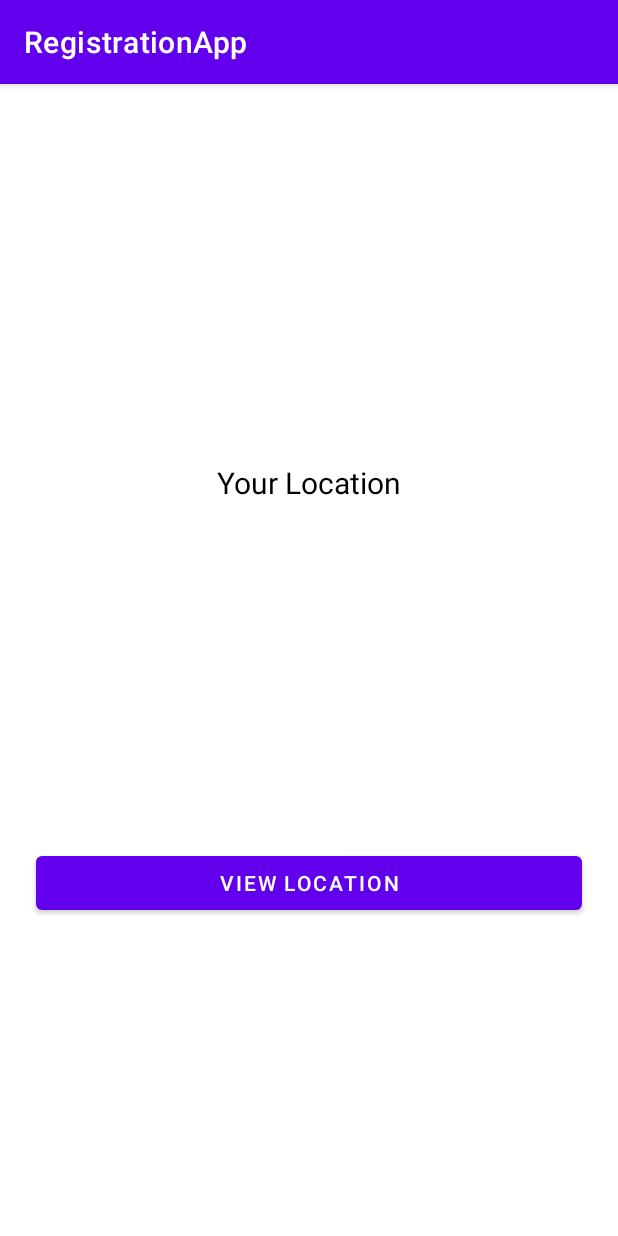
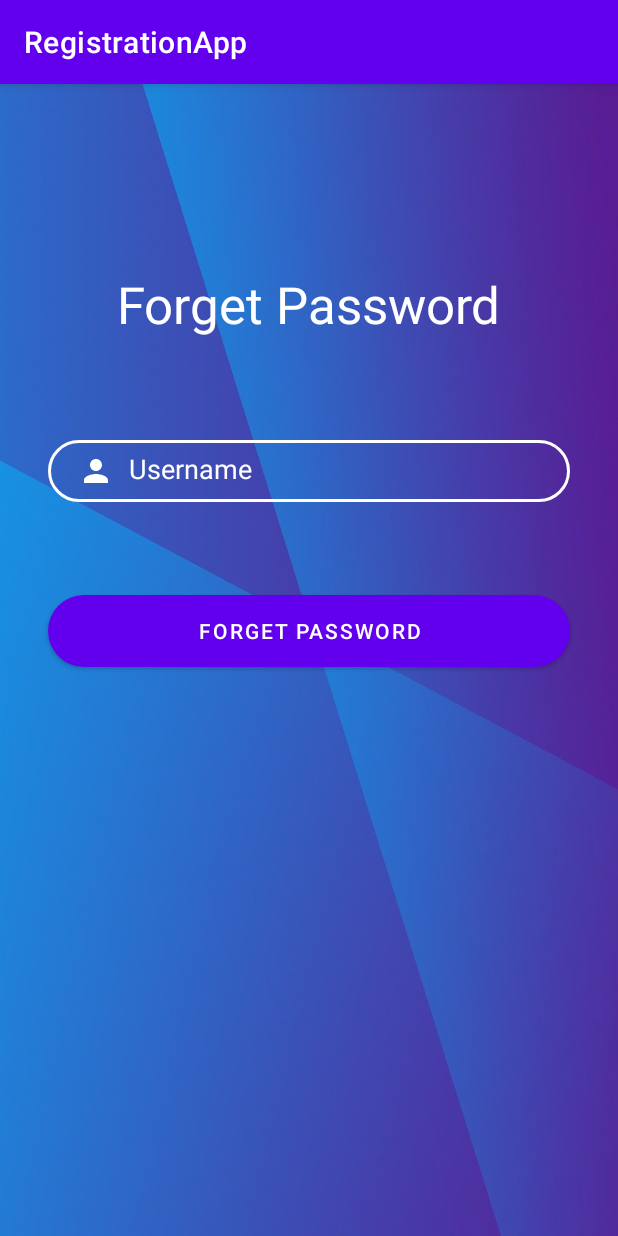
Before and after one commit to SanketGawande27/RegistrationApp, an Android app: the screen it shows after launch (LocationActivity before the commit, ForgetPasswordActivity after it), after a tap on "Forget Password ?", on a phone screen of 412 x 824 dp. Run offline under Robolectric (Android 15) with nearby library versions, the phone set to English and light mode, and no system bars; our stand-ins replace Firebase (no records; nobody signed in at launch, a user with empty details on screens opened directly).

Commit message:
added firebase authentcation for ligin and registration, remove sqlLite db code, added forgetPassword implmenation

```diff
--- a/app/build.gradle
+++ b/app/build.gradle
@@ -1,5 +1,6 @@
 plugins {
     id 'com.android.application'
+    id 'com.google.gms.google-services'
 }
 
 android {
@@ -34,6 +35,7 @@ dependencies {
     implementation 'com.google.android.material:material:1.9.0'
     implementation 'com.google.android.gms:play-services-location:21.0.1'
     implementation 'androidx.constraintlayout:constraintlayout:2.1.4'
+    implementation 'com.google.firebase:firebase-auth:21.1.0'
     testImplementation 'junit:junit:4.13.2'
     androidTestImplementation 'androidx.test.ext:junit:1.1.5'
     androidTestImplementation 'androidx.test.espresso:espresso-core:3.5.1'
--- a/app/src/main/AndroidManifest.xml
+++ b/app/src/main/AndroidManifest.xml
@@ -17,6 +17,9 @@
         android:supportsRtl="true"
         android:theme="@style/Theme.RegistrationApp"
         tools:targetApi="31">
+        <activity
+            android:name=".ForgetPasswordActivity"
+            android:exported="false" />
         <activity
             android:name=".LocationActivity"
             android:exported="false" />
--- /dev/null
+++ b/app/src/main/java/com/example/registrationapp/ForgetPasswordActivity.java
@@ -0,0 +1,65 @@
+package com.example.registrationapp;
+
+import androidx.annotation.NonNull;
+import androidx.appcompat.app.AppCompatActivity;
+
+import android.content.Intent;
+import android.os.Bundle;
+import android.view.View;
+import android.widget.Button;
+import android.widget.EditText;
+import android.widget.TextView;
+import android.widget.Toast;
+
+import com.google.android.gms.tasks.OnCompleteListener;
+import com.google.android.gms.tasks.Task;
+import com.google.firebase.auth.FirebaseAuth;
+
+public class ForgetPasswordActivity extends AppCompatActivity {
+
+    private EditText emailID;
+    private Button forgetBtn;
+
+    String forgetEmailid;
+
+    @Override
+    protected void onCreate(Bundle savedInstanceState) {
+        super.onCreate(savedInstanceState);
+        setContentView(R.layout.activity_forget_password);
+
+        emailID=(EditText) findViewById(R.id.txtForgetUsername);
+        forgetBtn= (Button) findViewById(R.id.btn_forgetPassword);
+
+        forgetBtn.setOnClickListener(new View.OnClickListener() {
+            @Override
+            public void onClick(View view) {
+                forgetEmailid = emailID.getText().toString();
+                if(forgetEmailid.isEmpty()){
+                    Toast.makeText(ForgetPasswordActivity.this, "Please enter registered email", Toast.LENGTH_SHORT).show();
+                }else {
+                    forgetPassword();
+                }
+
+            }
+        });
+
+
+
+    }
+
+    private void forgetPassword() {
+        FirebaseAuth auth = FirebaseAuth.getInstance();
+        auth.sendPasswordResetEmail(forgetEmailid).addOnCompleteListener(new OnCompleteListener<Void>() {
+            @Override
+            public void onComplete(@NonNull Task<Void> task) {
+                    if(task.isSuccessful()){
+                        Toast.makeText(ForgetPasswordActivity.this, "Please check your email to reset password", Toast.LENGTH_SHORT).show();
+                        startActivity(new Intent(ForgetPasswordActivity.this,Login.class));
+                        finish();
+                    }else {
+                        Toast.makeText(ForgetPasswordActivity.this, "Error : "+task.getException().getMessage(), Toast.LENGTH_SHORT).show();
+                    }
+            }
+        });
+    }
+}
--- a/app/src/main/java/com/example/registrationapp/Login.java
+++ b/app/src/main/java/com/example/registrationapp/Login.java
@@ -5,6 +5,7 @@ import androidx.appcompat.app.AppCompatActivity;
 import androidx.core.app.ActivityCompat;
 
 import android.Manifest;
+import android.app.ProgressDialog;
 import android.content.Context;
 import android.content.Intent;
 import android.content.IntentSender;
@@ -13,6 +14,7 @@ import android.location.LocationManager;
 import android.os.Build;
 import android.os.Bundle;
 import android.os.Looper;
+import android.util.Log;
 import android.view.View;
 import android.widget.Button;
 import android.widget.EditText;
@@ -31,6 +33,9 @@ import com.google.android.gms.location.LocationSettingsResponse;
 import com.google.android.gms.location.LocationSettingsStatusCodes;
 import com.google.android.gms.tasks.OnCompleteListener;
 import com.google.android.gms.tasks.Task;
+import com.google.firebase.auth.AuthResult;
+import com.google.firebase.auth.FirebaseAuth;
+import com.google.firebase.auth.FirebaseUser;
 
 import org.w3c.dom.Text;
 
@@ -40,12 +45,21 @@ public class Login extends AppCompatActivity {
     TextView btn;
     TextView forgetpass;
     Button login;
+    ProgressDialog progessDialog;
+    String validateEmailPattern = "[a-zA-Z0-9._-]+@[a-z]+\\.+[a-z]+";
+    FirebaseAuth mAuth;
+    FirebaseUser mUser;
 
     MyDBHandler db;
     private LocationRequest locationRequest;
     @Override
     protected void onCreate(Bundle savedInstanceState) {
         super.onCreate(savedInstanceState);
+        //authentication
+        mAuth = FirebaseAuth.getInstance();
+        mUser = mAuth.getCurrentUser();
+        progessDialog = new ProgressDialog(this);
+
         locationRequest = LocationRequest.create();
         locationRequest.setPriority(LocationRequest.PRIORITY_HIGH_ACCURACY);
         locationRequest.setInterval(5000);
@@ -65,25 +79,8 @@ public class Login extends AppCompatActivity {
         if (Build.VERSION.SDK_INT >= Build.VERSION_CODES.M) {
             if (ActivityCompat.checkSelfPermission(Login.this, android.Manifest.permission.ACCESS_FINE_LOCATION) == PackageManager.PERMISSION_GRANTED) {
                 if (isGPSEnabled()) {
-
-                           /* LocationServices.getFusedLocationProviderClient(Login.this).requestLocationUpdates(locationRequest, new LocationCallback() {
-                                @Override
-                                public void onLocationResult(@NonNull LocationResult locationResult) {
-                                    super.onLocationResult(locationResult);
-                                    LocationServices.getFusedLocationProviderClient(Login.this).removeLocationUpdates(this);
-
-                                    if(locationResult != null && locationResult.getLocations().size() >0){
-                                        int index = locationResult.getLocations().size() -1;
-                                        double latitude = locationResult.getLocations().get(index).getLatitude();
-                                        double longitude = locationResult.getLocations().get(index).getLongitude();
-                                        viewlocation.setText("Latitude : " + latitude+ "\n" + "Longitude : "+ longitude);
-
-                                    }
-                                }
-                            }, Looper.getMainLooper());  */
-
-
-                } else {
+                        Log.e("GPS Enable", "GPS Enabled ..");
+                  } else {
                     turnOnGPS();
                 }
             } else {
@@ -96,7 +93,7 @@ public class Login extends AppCompatActivity {
         forgetpass.setOnClickListener(new View.OnClickListener() {
             @Override
             public void onClick(View view) {
-                startActivity(new Intent(Login.this, LocationActivity.class));
+                startActivity(new Intent(Login.this, ForgetPasswordActivity.class));
             }
         });
 
@@ -104,21 +101,7 @@ public class Login extends AppCompatActivity {
         login.setOnClickListener(new View.OnClickListener() {
             @Override
             public void onClick(View view) {
-                String user = username.getText().toString();
-                String pass = password.getText().toString();
-
-                if(user.equals("")||pass.equals("")){
-                    Toast.makeText(Login.this, "Please enter all the fields", Toast.LENGTH_SHORT).show();
-                }else{
-                    Boolean checkUserandPassword = db.checkUsernameAndPassword(user,pass);
-                    if(checkUserandPassword == true){
-                        Toast.makeText(Login.this, "Login Successfull", Toast.LENGTH_SHORT).show();
-                        Intent intent = new Intent(getApplicationContext(), HomePageActivity.class);
-                        startActivity(intent);
-                    }else {
-                        Toast.makeText(Login.this, "Invalid Credentials", Toast.LENGTH_SHORT).show();
-                    }
-                }
+                performLogin();
             }
         });
 
@@ -129,6 +112,43 @@ public class Login extends AppCompatActivity {
                 startActivity(new Intent(Login.this, Registration.class));
             }
         });
+    }
+
+    private void performLogin() {
+        String emailID = username.getText().toString();
+        String pass = password.getText().toString();
+
+        if (!emailID.matches(validateEmailPattern)) {
+            username.setError("Enter Correct Email");
+        } else if (pass.isEmpty() || pass.length() < 6) {
+            password.setError("Enter alteast 6 digit password");
+        } else {
+            progessDialog.setMessage("Please wait while Login .... ");
+            progessDialog.setTitle("Login");
+            progessDialog.setCanceledOnTouchOutside(false);
+            progessDialog.show();
+
+            mAuth.signInWithEmailAndPassword(emailID,pass).addOnCompleteListener(new OnCompleteListener<AuthResult>() {
+                @Override
+                public void onComplete(@NonNull Task<AuthResult> task) {
+                    if(task.isSuccessful()){
+                        progessDialog.dismiss();
+                        sendUsertoNextActivity();
+                        Toast.makeText(Login.this, "Login Successful", Toast.LENGTH_SHORT).show();
+
+                    }else {
+                        progessDialog.dismiss();
+                        Toast.makeText(Login.this, ""+task.getException().getMessage(), Toast.LENGTH_SHORT).show();
+                    }
+                }
+            });
+        }
+    }
+
+    private void sendUsertoNextActivity() {
+        Intent intent = new Intent(Login.this,HomePageActivity.class);
+        intent.setFlags(Intent.FLAG_ACTIVITY_CLEAR_TASK|Intent.FLAG_ACTIVITY_NEW_TASK);
+        startActivity(intent);
     }
 
     private void turnOnGPS() {
@@ -145,7 +165,7 @@ public class Login extends AppCompatActivity {
 
                 try {
                     LocationSettingsResponse response = task.getResult(ApiException.class);
-                    Toast.makeText(Login.this, "GPS is already tured on", Toast.LENGTH_SHORT).show();
+                    Toast.makeText(Login.this, "GPS is already turned on", Toast.LENGTH_SHORT).show();
 
                 } catch (ApiException e) {
 
--- /dev/null
+++ b/app/src/main/res/layout/activity_forget_password.xml
@@ -0,0 +1,66 @@
+<?xml version="1.0" encoding="utf-8"?>
+<androidx.constraintlayout.widget.ConstraintLayout xmlns:android="http://schemas.android.com/apk/res/android"
+    xmlns:app="http://schemas.android.com/apk/res-auto"
+    xmlns:tools="http://schemas.android.com/tools"
+    android:layout_width="match_parent"
+    android:layout_height="match_parent"
+    android:background="@drawable/bb"
+    tools:context=".ForgetPasswordActivity">
+
+    <TextView
+        android:id="@+id/text_FortgotPassword"
+        android:layout_width="314dp"
+        android:layout_height="61dp"
+        android:layout_marginTop="124dp"
+        android:text="Forget Password"
+        android:textAlignment="center"
+        android:textColor="@color/white"
+        android:textSize="34sp"
+        app:layout_constraintEnd_toEndOf="parent"
+        app:layout_constraintHorizontal_bias="0.494"
+        app:layout_constraintStart_toStartOf="parent"
+        app:layout_constraintTop_toTopOf="parent" />
+
+    <EditText
+        android:id="@+id/txtForgetUsername"
+        android:layout_width="0dp"
+        android:layout_height="41dp"
+        android:layout_marginStart="32dp"
+        android:layout_marginTop="52dp"
+        android:layout_marginEnd="32dp"
+        android:background="@drawable/input_bg"
+        android:drawableLeft="@drawable/person"
+        android:drawablePadding="10dp"
+        android:drawableTint="@color/white"
+        android:ems="10"
+        android:hint="Username"
+        android:inputType="text"
+        android:paddingLeft="20dp"
+        android:paddingTop="10dp"
+        android:paddingRight="10dp"
+        android:paddingBottom="10dp"
+        android:textColor="@color/white"
+        android:textColorHint="@color/white"
+        app:layout_constraintEnd_toEndOf="parent"
+        app:layout_constraintHorizontal_bias="0.0"
+        app:layout_constraintStart_toStartOf="parent"
+        app:layout_constraintTop_toBottomOf="@+id/text_FortgotPassword"
+        tools:ignore="MissingConstraints" />
+
+    <Button
+        android:id="@+id/btn_forgetPassword"
+        android:layout_width="0dp"
+        android:layout_height="wrap_content"
+        android:layout_marginStart="32dp"
+        android:layout_marginEnd="32dp"
+        android:background="@drawable/btn_bg"
+        android:text="Forget Password"
+        app:layout_constraintBottom_toBottomOf="parent"
+        app:layout_constraintEnd_toEndOf="parent"
+        app:layout_constraintHorizontal_bias="0.0"
+        app:layout_constraintStart_toStartOf="parent"
+        app:layout_constraintTop_toBottomOf="@+id/txtForgetUsername"
+        app:layout_constraintVertical_bias="0.14" />
+
+
+</androidx.constraintlayout.widget.ConstraintLayout>
--- a/app/src/main/res/layout/activity_registration.xml
+++ b/app/src/main/res/layout/activity_registration.xml
@@ -24,7 +24,7 @@
     <EditText
         android:id="@+id/txtUsername"
         android:layout_width="0dp"
-        android:layout_height="41dp"
+        android:layout_height="48dp"
         android:layout_marginStart="32dp"
         android:layout_marginTop="16dp"
         android:layout_marginEnd="32dp"
@@ -59,6 +59,7 @@
         android:ems="10"
         android:hint="Email"
         android:inputType="text"
+        android:minHeight="48dp"
         android:paddingLeft="20dp"
         android:paddingTop="10dp"
         android:paddingRight="10dp"
@@ -82,6 +83,7 @@
         android:ems="10"
         android:hint="Password"
         android:inputType="textPassword"
+        android:minHeight="48dp"
         android:paddingLeft="20dp"
         android:paddingTop="10dp"
         android:paddingRight="10dp"
@@ -105,6 +107,7 @@
         android:ems="10"
         android:hint="Confirm Password"
         android:inputType="textPassword"
+        android:minHeight="48dp"
         android:paddingLeft="20dp"
         android:paddingTop="10dp"
         android:paddingRight="10dp"
--- a/build.gradle
+++ b/build.gradle
@@ -1,4 +1,8 @@
-// Top-level build file where you can add configuration options common to all sub-projects/modules.
+buildscript {
+    dependencies {
+        classpath 'com.google.gms:google-services:4.3.14'
+    }
+}// Top-level build file where you can add configuration options common to all sub-projects/modules.
 plugins {
     id 'com.android.application' version '8.0.2' apply false
     id 'com.android.library' version '8.0.2' apply false
```
Also changed, not shown: app/src/main/java/com/example/registrationapp/Registration.java (+58 -33 lines), 1 other file.
